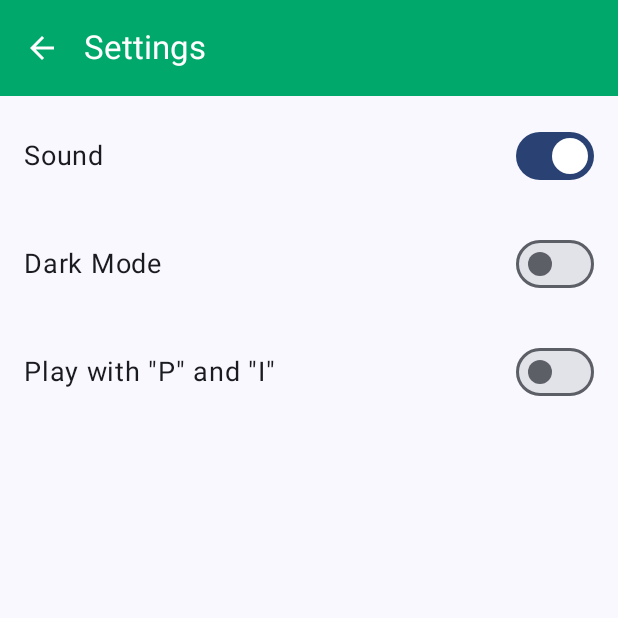
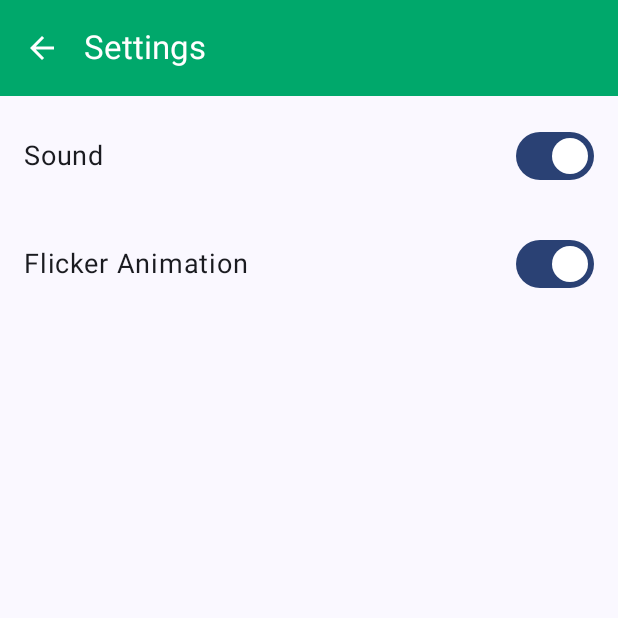
Before and after one commit to hayatnabi/TicTacToeAndroid, an Android app built with Jetpack Compose: the SettingsActivity screen opened directly, with no data from a screen before it, on a phone screen of 412 x 824 dp, the top half of it. Run offline under Robolectric (Android 15) with nearby library versions, the phone set to English and light mode, and no system bars.

Commit message:
Added flicker animation switch in settings screen and handled it's shared preferences behaviour with the animation occuring over winning cells.

```diff
--- a/app/src/main/java/compose/game/tictactoe/ui/SettingsActivity.kt
+++ b/app/src/main/java/compose/game/tictactoe/ui/SettingsActivity.kt
@@ -91,31 +91,34 @@ fun SettingsWidget(modifier: Modifier = Modifier) {
     ) {
         SoundToggleRow()
 
+        // Flicker Toggle
+        FlickerToggleRow()
+
         // Dark Mode Toggle
-        Row(
-            verticalAlignment = Alignment.CenterVertically,
-            horizontalArrangement = Arrangement.SpaceBetween,
-            modifier = Modifier.fillMaxWidth()
-        ) {
-            Text(text = "Dark Mode", fontSize = 18.sp)
-            Switch(
-                checked = isDarkMode,
-                onCheckedChange = { isDarkMode = it }
-            )
-        }
+//        Row(
+//            verticalAlignment = Alignment.CenterVertically,
+//            horizontalArrangement = Arrangement.SpaceBetween,
+//            modifier = Modifier.fillMaxWidth()
+//        ) {
+//            Text(text = "Dark Mode", fontSize = 18.sp)
+//            Switch(
+//                checked = isDarkMode,
+//                onCheckedChange = { isDarkMode = it }
+//            )
+//        }
 
         // Play with "P" and "I" Switch
-        Row(
-            verticalAlignment = Alignment.CenterVertically,
-            horizontalArrangement = Arrangement.SpaceBetween,
-            modifier = Modifier.fillMaxWidth()
-        ) {
-            Text(text = "Play with \"P\" and \"I\"", fontSize = 18.sp)
-            Switch(
-                checked = isPlayWithPI,
-                onCheckedChange = { isPlayWithPI = it }
-            )
-        }
+//        Row(
+//            verticalAlignment = Alignment.CenterVertically,
+//            horizontalArrangement = Arrangement.SpaceBetween,
+//            modifier = Modifier.fillMaxWidth()
+//        ) {
+//            Text(text = "Play with \"P\" and \"I\"", fontSize = 18.sp)
+//            Switch(
+//                checked = isPlayWithPI,
+//                onCheckedChange = { isPlayWithPI = it }
+//            )
+//        }
     }
 }
 
@@ -149,6 +152,36 @@ fun SoundToggleRow() {
     }
 }
 
+@Composable
+fun FlickerToggleRow() {
+    val context = LocalContext.current
+    var shouldFlicker by rememberSaveable {
+        mutableStateOf(
+            PreferencesManager.get(context, "should_flicker", true)
+        )
+    }
+
+    LaunchedEffect(shouldFlicker) {
+        PreferencesManager.save(context, "should_flicker", shouldFlicker)
+    }
+
+    Row(
+        verticalAlignment = Alignment.CenterVertically,
+        horizontalArrangement = Arrangement.SpaceBetween,
+        modifier = Modifier.fillMaxWidth()
+    ) {
+        Text(text = "Flicker Animation", fontSize = 18.sp)
+        Switch(
+            checked = shouldFlicker,
+            onCheckedChange = {
+                shouldFlicker = it
+                PreferencesManager.save(context, "should_flicker", it)
+            }
+        )
+    }
+}
+
+
 
 @Preview(showBackground = true)
 @Composable
```
Also changed, not shown: app/src/main/java/compose/game/tictactoe/ui/GameActivity.kt (+31 -12 lines).
